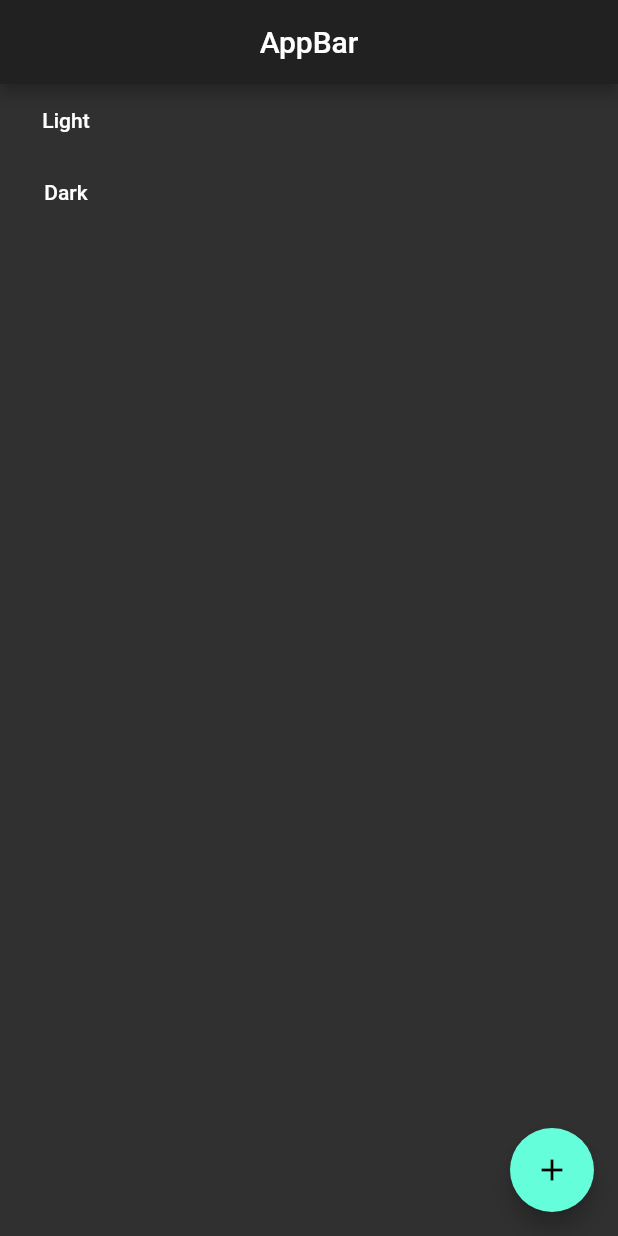
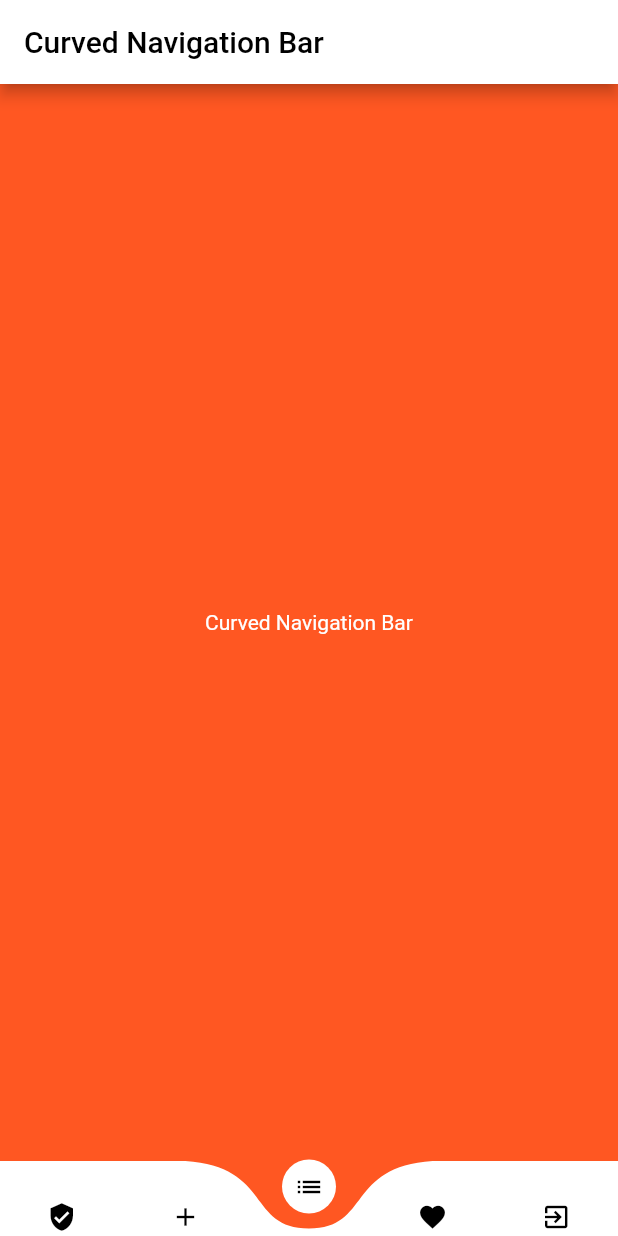
Before and after one commit to SantiagoGonzalezFernandez/Growing-In-Flutter, a Flutter app: the screen it shows after launch, on a phone screen of 412 x 824 dp. Run offline on Flutter 3.47's test engine with Material 2 defaults, Android fonts, the phone set to English and light mode, and no system bars; our stand-ins replace curved_navigation_bar, hidden_drawer_menu.

Commit message:
FINISHED: Curved Navigation Bar

```diff
--- /dev/null
+++ b/growing_in_flutter/lib/CurvedNavigationBar/curved_navigation_bar.dart
@@ -0,0 +1,16 @@
+//Imports that are not mine
+import 'package:flutter/material.dart';
+
+//Imports that are mine
+import 'package:growing_in_flutter/CurvedNavigationBar/src/pages/home_page.dart';
+
+class CurvedNavigationBar extends StatelessWidget {
+
+  @override
+  Widget build(BuildContext context) {
+    return MaterialApp(
+      title: 'Curved Navigation Bar',
+      home: HomePage(),
+    );
+  }
+}
--- /dev/null
+++ b/growing_in_flutter/lib/CurvedNavigationBar/info.txt
@@ -0,0 +1,3 @@
+Curved Navigation Bar
+
+Video: https://www.youtube.com/watch?v=qeeiDuRihyE&t=125s&ab_channel=RetroPortalStudio
--- /dev/null
+++ b/growing_in_flutter/lib/CurvedNavigationBar/src/pages/home_page.dart
@@ -0,0 +1,64 @@
+//Imports that are not mine
+import 'package:flutter/material.dart';
+import 'package:curved_navigation_bar/curved_navigation_bar.dart';
+
+//Imports that are mine
+
+class HomePage extends StatefulWidget {
+  @override
+  _HomePageState createState() => _HomePageState();
+}
+
+class _HomePageState extends State<HomePage> {
+  @override
+  Widget build(BuildContext context) {
+    return Scaffold(
+      appBar: AppBar(
+        backgroundColor: Colors.white,
+        title: Text(
+          'Curved Navigation Bar',
+          style: TextStyle(
+            color: Colors.black
+          ),
+        ),
+      ),
+      body: Container(
+        color: Colors.deepOrange,
+        height: MediaQuery.of(context).size.height,
+        width: MediaQuery.of(context).size.width,
+        child: Column(
+          mainAxisAlignment: MainAxisAlignment.center,
+          children: [
+            Text(
+              'Curved Navigation Bar',
+              style: TextStyle(
+                color: Colors.white
+              ),
+            )
+          ],
+        ),
+      ),
+      bottomNavigationBar: CurvedNavigationBar(
+        color: Colors.white,
+        backgroundColor: Colors.deepOrange,
+        buttonBackgroundColor: Colors.white,
+        height: 50.0,
+        animationDuration: Duration(
+          milliseconds: 200
+        ),
+        animationCurve: Curves.bounceInOut,
+        index: 2,
+        items: [
+          Icon(Icons.verified_user, size: 20.0, color: Colors.black),
+          Icon(Icons.add, size: 20.0, color: Colors.black),
+          Icon(Icons.list, size: 20.0, color: Colors.black),
+          Icon(Icons.favorite, size: 20.0, color: Colors.black),
+          Icon(Icons.exit_to_app, size: 20.0, color: Colors.black),
+        ],
+        onTap: (value) {
+          debugPrint('Value: $value');
+        },
+      ),
+    );
+  }
+}
--- a/growing_in_flutter/lib/main.dart
+++ b/growing_in_flutter/lib/main.dart
@@ -6,6 +6,8 @@ import 'package:flutter/material.dart';
 import 'package:growing_in_flutter/HiddenDrawerMenu/hidden_drawer_menu.dart';
 //Theme Provider
 import 'package:growing_in_flutter/ThemeProvider/theme_provider.dart';
+//Curved Navigation Bar
+import 'package:growing_in_flutter/CurvedNavigationBar/curved_navigation_bar.dart';
 
 void main() => runApp(MyApp());
 
@@ -16,7 +18,7 @@ class MyApp extends StatefulWidget {
 
 class _MyAppState extends State<MyApp> {
 
-  int numberApp = 1;
+  int numberApp = 2;
   Widget materialApp;
 
   @override
@@ -25,6 +27,8 @@ class _MyAppState extends State<MyApp> {
       materialApp = HiddenDrawerMenu();
     } else if (numberApp == 1) {
       materialApp = ThemeProvider();
+    } else if (numberApp == 2) {
+      materialApp = CurvedNavigationBar();
     } else {
       materialApp = NoAppSelected();
     }
--- a/growing_in_flutter/lib/number_app.txt
+++ b/growing_in_flutter/lib/number_app.txt
@@ -2,3 +2,4 @@ Number App
 
 0 = Hidden Drawer Menu
 1 = Theme Provider
+2 = Curved Navigation Bar
--- a/growing_in_flutter/pubspec.yaml
+++ b/growing_in_flutter/pubspec.yaml
@@ -28,6 +28,8 @@ dependencies:
   hidden_drawer_menu: ^2.0.1
   # Theme Provider
   provider: ^4.3.2+3
+  # Curved Navigation Bar
+  curved_navigation_bar: ^0.3.7
 
 dev_dependencies:
   flutter_test:
```
Also changed, not shown: growing_in_flutter/pubspec.lock.
